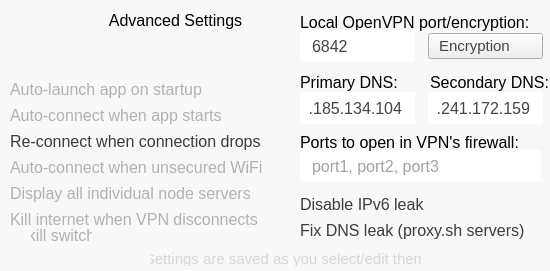
Above: safejumper/scr_settings.ui from proxysh/Safejumper-for-Desktop before the change. Below: the same form after it.
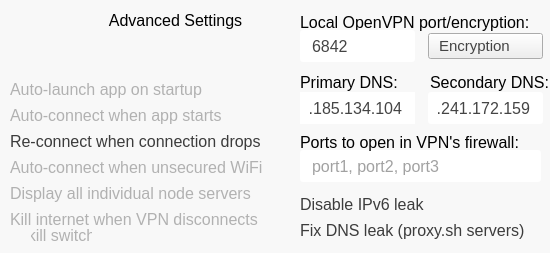
That is the form after the change. Icons and pictures are not drawn.

Diff of the .ui file:
```diff
--- a/safejumper/scr_settings.ui
+++ b/safejumper/scr_settings.ui
@@ -7,7 +7,7 @@
     <x>0</x>
     <y>0</y>
     <width>550</width>
-    <height>271</height>
+    <height>253</height>
    </rect>
   </property>
   <property name="windowTitle">
@@ -19,7 +19,7 @@
      <x>0</x>
      <y>0</y>
      <width>551</width>
-     <height>271</height>
+     <height>291</height>
     </rect>
    </property>
    <property name="styleSheet">
@@ -198,36 +198,6 @@
      <string/>
     </property>
    </widget>
-   <widget class="QLabel" name="L_Bottom">
-    <property name="geometry">
-     <rect>
-      <x>150</x>
-      <y>250</y>
-      <width>271</width>
-      <height>16</height>
-     </rect>
-    </property>
-    <property name="font">
-     <font>
-      <pointsize>11</pointsize>
-     </font>
-    </property>
-    <property name="styleSheet">
-     <string notr="true">QLabel
-{
-color: #d6d6d6;
-padding: 0;
-margin: 0;
-background: transparent;
-}</string>
-    </property>
-    <property name="text">
-     <string>Settings are saved as you select/edit them</string>
-    </property>
-    <property name="alignment">
-     <set>Qt::AlignHCenter|Qt::AlignTop</set>
-    </property>
-   </widget>
    <widget class="QGraphicsView" name="vline_1">
     <property name="geometry">
      <rect>
```
